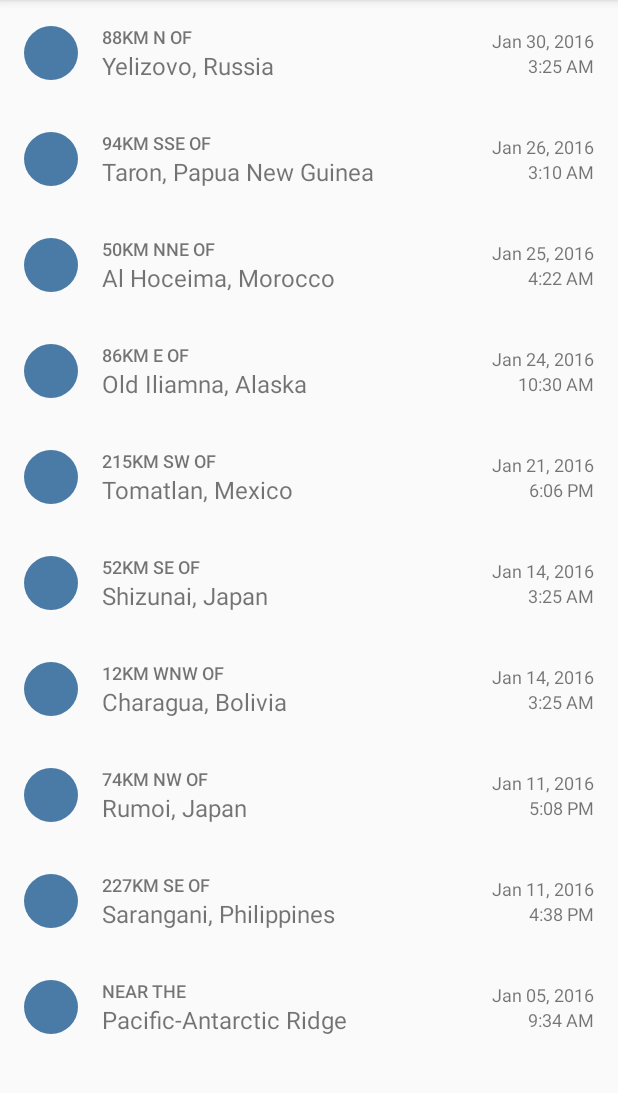
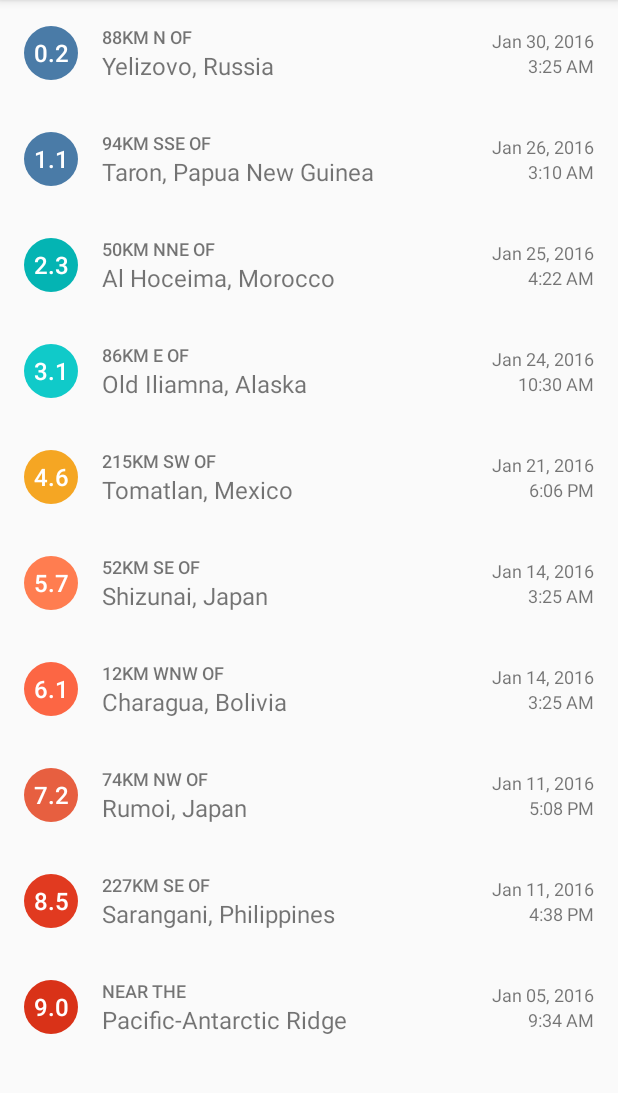
Before and after one commit to CarlosAguA/EarthquakeRep, an Android app: the screen it shows after launch (EarthquakeActivity), on a phone screen of 412 x 824 dp, the part 84-1177 px from its top. Run offline under Robolectric (Android 15) with nearby library versions, the phone set to English and light mode, and no system bars.

Commit message:
Feature for opening the url of the item list using intent, modifying the adapter, the earthquake class, the query utils for retrieving url, and adding item listener

```diff
--- a/app/src/main/java/com/example/android/earthquakerep/Earthquake.java
+++ b/app/src/main/java/com/example/android/earthquakerep/Earthquake.java
@@ -17,24 +17,33 @@ public class Earthquake {
 
     private long mTimeInMiliSeconds ;
 
+    private String mUrl;
+
     /*
     *Constructs a new {@link earthquake} object
     @param magnitude is the magnitude (size) of the earthquake .
     @param location the city location of the earthquake
     @param timeInMilliseconds is the time in milliseconds (from the Epoch) when the earthquake happened
      */
-    public Earthquake (double magnitude , String location, long time){
+    public Earthquake (double magnitude , String location, long time , String url ){
 
         this.mMagnitude = magnitude ;
         this.mTimeInMiliSeconds = time ;
         this.mLocation = location;
+        this.mUrl = url ;
 
     }
 
+    /*
+   * Returns the time in miliseconds of the earthquake
+   */
     public long getTimeInMiliSeconds() {
         return mTimeInMiliSeconds;
     }
 
+    /*
+   * Returns the location of the earthquake
+   */
     public String getLocation() {
         return mLocation;
     }
@@ -46,5 +55,11 @@ public class Earthquake {
         return mMagnitude;
     }
 
+    /*
+    * Returns the url (Webpage information)
+    */
+    public String getUrl() {
+        return mUrl;
+    }
 
 }
--- a/app/src/main/java/com/example/android/earthquakerep/EarthquakeActivity.java
+++ b/app/src/main/java/com/example/android/earthquakerep/EarthquakeActivity.java
@@ -1,7 +1,12 @@
 package com.example.android.earthquakerep;
 
+import android.content.Intent;
+import android.net.Uri;
 import android.support.v7.app.AppCompatActivity;
 import android.os.Bundle;
+import android.util.Log;
+import android.view.View;
+import android.widget.AdapterView;
 import android.widget.ListView;
 
 import org.json.JSONObject;
@@ -22,17 +27,39 @@ public class EarthquakeActivity extends AppCompatActivity {
         * to get a list of Earthquake objects from the JSON response
         */
         // Create a fake list of earthquakes.
-        ArrayList<Earthquake> earthquakes = QueryUtils.extractEarthquakes();
+        final ArrayList<Earthquake> earthquakes = QueryUtils.extractEarthquakes();
 
 
         // Find a reference to the {@link ListView} in the layout
         ListView earthquakeListView = (ListView) findViewById(R.id.list);
 
         // Create a new {@link ArrayAdapter} of earthquakes
-        EarthquakeAdapter adapter = new EarthquakeAdapter(this , earthquakes);
+        final EarthquakeAdapter adapter = new EarthquakeAdapter(this , earthquakes);
 
         // Set the adapter on the {@link ListView}
         // so the list can be populated in the user interface
         earthquakeListView.setAdapter(adapter);
+
+
+        //Add a clickListener for the list Items of the list.
+        earthquakeListView.setOnItemClickListener(new AdapterView.OnItemClickListener() {
+            public void onItemClick(AdapterView<?> parent, View v, int position, long id) {
+
+
+                //Create object instance from Earthquake class and get the position of the clickedItem from the aray
+                Earthquake quake = adapter.getItem(position);
+                Log.v("Earthquake Activity", "Current quake: " + quake.toString() );
+
+                //Get the assigned url query from the list item. Add feature to earthquake class
+                //modifyint queryUtils file
+                Log.v("Earthquake Activity", "Quake URL: " + quake.getUrl() );
+                String url = quake.getUrl() ;
+                Intent i = new Intent(Intent.ACTION_VIEW);
+                i.setData(Uri.parse(url));
+                startActivity(i);
+
+            }
+        });
     }
+
 }
--- a/app/src/main/java/com/example/android/earthquakerep/EarthquakeAdapter.java
+++ b/app/src/main/java/com/example/android/earthquakerep/EarthquakeAdapter.java
@@ -1,13 +1,16 @@
 package com.example.android.earthquakerep;
 
 import android.app.Activity;
+import android.graphics.drawable.GradientDrawable;
 import android.support.annotation.NonNull;
+import android.support.v4.content.ContextCompat;
 import android.view.LayoutInflater;
 import android.view.View;
 import android.view.ViewGroup;
 import android.widget.ArrayAdapter;
 import android.widget.TextView;
 
+import java.text.DecimalFormat;
 import java.text.SimpleDateFormat;
 import java.util.ArrayList;
 import java.util.Date;
@@ -38,14 +41,25 @@ public class EarthquakeAdapter extends ArrayAdapter<Earthquake> {
 
         // Find the TextView with view ID magnitude
         TextView magTextView = (TextView) listItemView.findViewById(R.id.tv1) ;
+        // Format the magnitude to show 1 decimal place
+        String output = formatMagnitude(currentQuake.getMagnitude());
         // Display the magnitude of the current earthquake in that TextView
-        magTextView.setText(currentQuake.getMagnitude());
+        magTextView.setText(output);
+
+        // Fetch the background from the TextView, which is a GradientDrawable.
+        GradientDrawable magnitudeCircle = (GradientDrawable) magTextView.getBackground();
+        // Get the appropriate background color based on the current earthquake magnitude
+        int magnitudeColor = getMagnitudeColor(currentQuake.getMagnitude());
+        // Set the color on the magnitude circle
+        magnitudeCircle.setColor(magnitudeColor) ;
+        // magnitudeCircle.setColor(ContextCompat.getColor(getContext() , R.color.magnitude1) ) ;
+
 
         // Find the TextView with view ID location
         TextView placeTextView = (TextView) listItemView.findViewById(R.id.tv2) ;
         TextView placeTwoTextView = (TextView) listItemView.findViewById(R.id.tv5) ;
         String location = currentQuake.getLocation() ;
-        String stringPlaceHolder = "Near the" ;
+        String stringPlaceHolder = getContext().getString(R.string.near_the) ;
 
         //Condition for splitting the Location String in two different textViews
         if ( location.contains("of") ){
@@ -92,4 +106,69 @@ public class EarthquakeAdapter extends ArrayAdapter<Earthquake> {
         SimpleDateFormat timeFormat = new SimpleDateFormat("h:mm a");
         return timeFormat.format(dateObject);
     }
+
+    /**
+     * Return the formatted magnitude string showing 1 decimal place (i.e. "3.2")
+     * from a decimal magnitude value.
+     */
+    private String formatMagnitude(double magnitude) {
+        DecimalFormat magnitudeFormat = new DecimalFormat("0.0");
+        return magnitudeFormat.format(magnitude);
+    }
+
+    private int getMagnitudeColor (double magnitude) {
+
+        int color ;
+        int magnitudeFloor = (int) Math.floor(magnitude);
+        switch (magnitudeFloor) {
+
+            case 0:
+                color = R.color.magnitude1;
+                break;
+            case 1:
+                color = R.color.magnitude1;
+                break;
+            case 2:
+                color = R.color.magnitude2;
+                break;
+            case 3:
+                color = R.color.magnitude3;
+                break;
+            case 4:
+                color = R.color.magnitude4;
+                break;
+            case 5:
+                color = R.color.magnitude5;
+                break;
+            case 6:
+                color = R.color.magnitude6;
+                break;
+            case 7:
+                color = R.color.magnitude7;
+                break;
+            case 8:
+                color = R.color.magnitude8;
+                break;
+            case 9:
+                color = R.color.magnitude9;
+                break;
+            case 10:
+                color = R.color.magnitude9;
+                break;
+            default :
+                color = R.color.magnitude10plus;
+                break;
+
+        }
+
+        /*
+        Note on color values: In Java code, you can refer to the colors that you defined in the colors.xml
+         file using the color resource ID such as R.color.magnitude1, R.color.magnitude2. You still need to
+         convert the color resource ID into a color integer value though. Example:
+         */
+        return ContextCompat.getColor(getContext(),color);
+    }
+
+
+
 }
--- a/app/src/main/java/com/example/android/earthquakerep/QueryUtils.java
+++ b/app/src/main/java/com/example/android/earthquakerep/QueryUtils.java
@@ -64,9 +64,10 @@ public final class QueryUtils {
                 JSONObject features = earthquake.getJSONObject("properties");
                 double mag = features.getDouble("mag");
                 String place = features.getString("place");
+                String url = features.getString("url") ;
                 long time = features.getLong("time");
 
-                earthquakes.add(new Earthquake(mag, place, time));
+                earthquakes.add(new Earthquake(mag, place, time , url ));
             }
 
 
```
